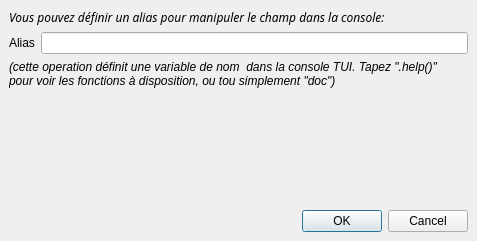
Above: src/MEDOP/gui/dialogs/DlgAlias.ui from luzpaz/med before the change. Below: the same form after it.
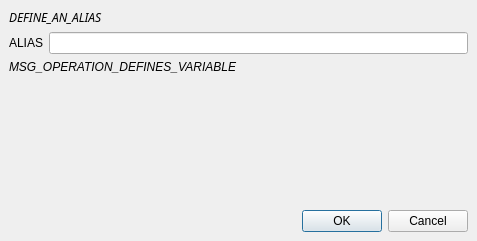
That is the form after the change.

What changed in the file:
```diff
--- a/src/MEDOP/gui/dialogs/DlgAlias.ui
+++ b/src/MEDOP/gui/dialogs/DlgAlias.ui
@@ -398,7 +398,7 @@
         </font>
        </property>
        <property name="text">
-        <string>Vous pouvez définir un alias pour manipuler le champ dans la console:</string>
+        <string>DEFINE_AN_ALIAS</string>
        </property>
        <property name="wordWrap">
         <bool>true</bool>
@@ -416,7 +416,7 @@
        <item>
         <widget class="QLabel" name="lblAlias">
          <property name="text">
-          <string>Alias</string>
+          <string>ALIAS</string>
          </property>
         </widget>
        </item>
@@ -433,7 +433,7 @@
         </font>
        </property>
        <property name="text">
-        <string>(cette operation définit une variable de nom &lt;alias&gt; dans la console TUI. Tapez &quot;&lt;alias&gt;.help()&quot;  pour voir les fonctions à disposition, ou tou simplement &quot;doc&quot;)</string>
+        <string>MSG_OPERATION_DEFINES_VARIABLE</string>
        </property>
        <property name="wordWrap">
         <bool>true</bool>
```
Left out of the diff: 2 changed lines with no effect on the pictures.
